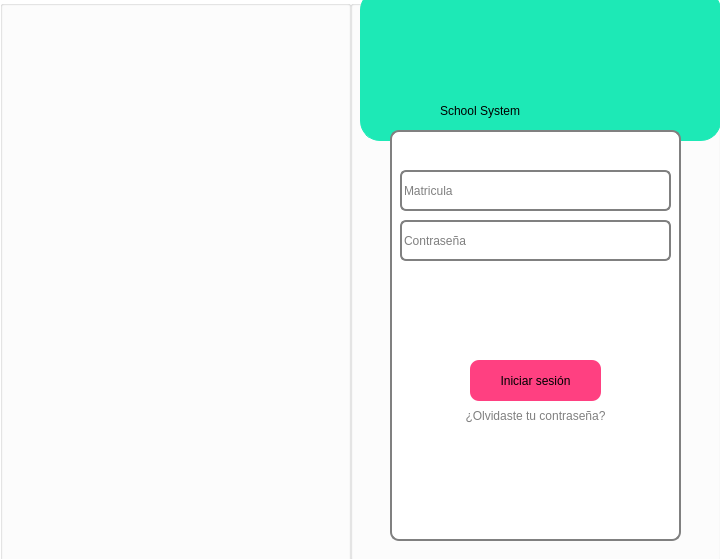
First picture: the form in SCS/inicio.ui, repository sagarme17/SCS, before the edit.
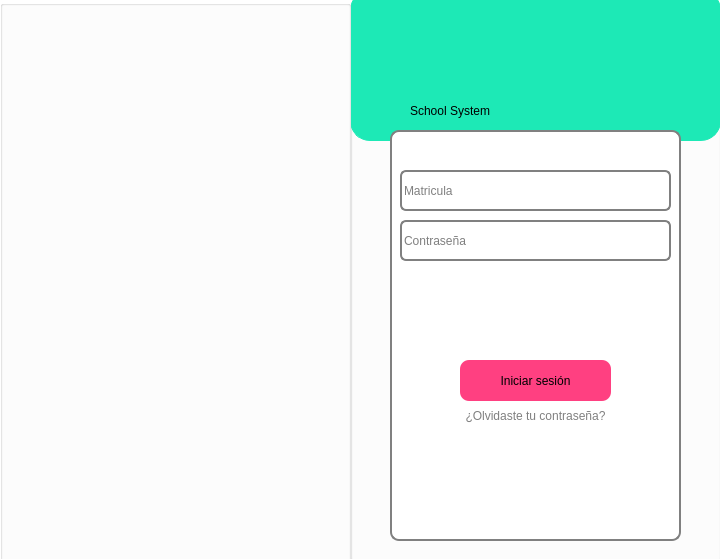
Second picture: the form after the edit. Icons and pictures are not drawn.

Patch:
```diff
--- a/SCS/inicio.ui
+++ b/SCS/inicio.ui
@@ -103,9 +103,9 @@
     <widget class="QPushButton" name="Inicio_sesion">
      <property name="geometry">
       <rect>
-       <x>80</x>
+       <x>70</x>
        <y>230</y>
-       <width>131</width>
+       <width>151</width>
        <height>41</height>
       </rect>
      </property>
@@ -178,9 +178,9 @@
    <widget class="QLabel" name="label">
     <property name="geometry">
      <rect>
-      <x>90</x>
+      <x>60</x>
       <y>90</y>
-      <width>201</width>
+      <width>261</width>
       <height>41</height>
      </rect>
     </property>
@@ -197,7 +197,7 @@
    <widget class="QLabel" name="label_3">
     <property name="geometry">
      <rect>
-      <x>140</x>
+      <x>150</x>
       <y>10</y>
       <width>81</width>
       <height>81</height>
@@ -219,9 +219,9 @@
    <widget class="QLabel" name="label_5">
     <property name="geometry">
      <rect>
-      <x>10</x>
+      <x>0</x>
       <y>-10</y>
-      <width>361</width>
+      <width>371</width>
       <height>151</height>
      </rect>
     </property>
```
